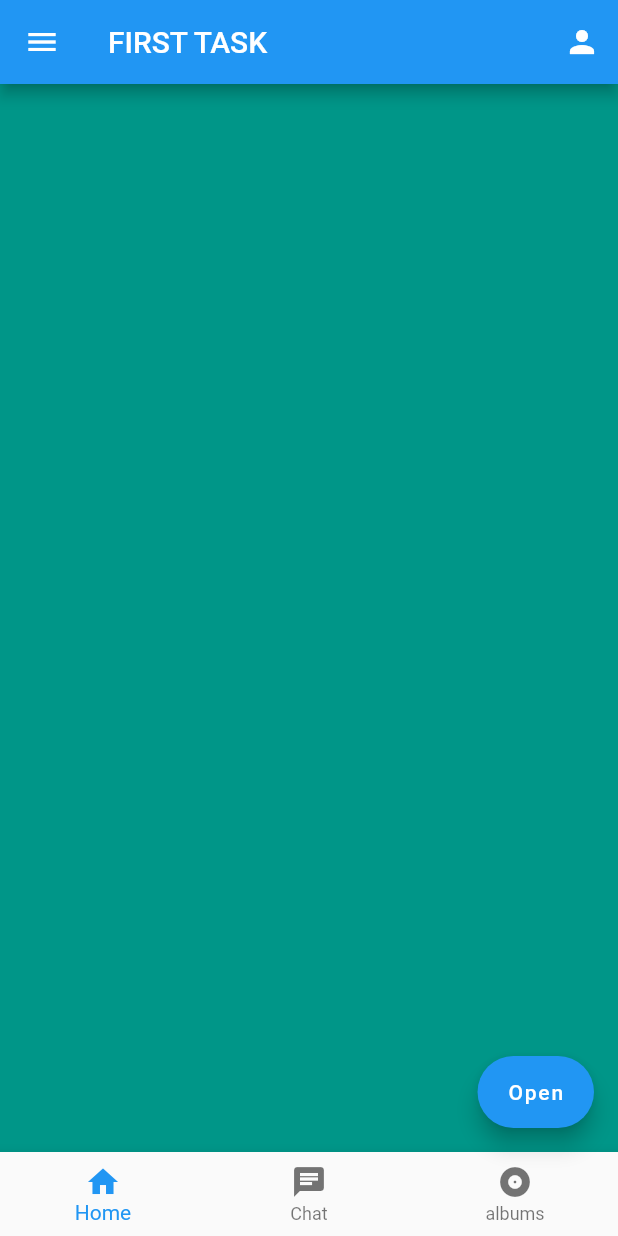
After one commit to YerbolaTadmin/modules, a Flutter app: the screen it shows after launch, on a phone screen of 412 x 824 dp. The commit adds this screen. Run offline on Flutter 3.47's test engine with Material 2 defaults, Android fonts, the phone set to English and light mode, and no system bars.

Commit message:
Uploading module5

```diff
--- /dev/null
+++ b/module5/lib/contains/widgets/app_Bar.dart
@@ -0,0 +1,74 @@
+import 'package:flutter/material.dart';
+import 'package:task5_1/contains/widgets/bottom_nav_bar.dart';
+import 'package:task5_1/contains/widgets/drawer.dart';
+import 'package:task5_1/contains/widgets/end_drawer.dart';
+
+
+class Application_bar_body extends StatefulWidget {
+  const Application_bar_body({super.key});
+
+  @override
+  State<Application_bar_body> createState() => _Application_bar_bodyState();
+}
+
+class _Application_bar_bodyState extends State<Application_bar_body> with SingleTickerProviderStateMixin{
+  final GlobalKey<ScaffoldState> ScaffoldKey = GlobalKey<ScaffoldState>();
+  int _currentIndex = 0;
+  PersistentBottomSheetController? _controller;
+
+  void toggleBottomSheet(){
+    if (_controller == null) {
+      _controller = ScaffoldKey.currentState?.showBottomSheet((context) => Container(
+        height: 200,
+        child: Column(
+          children: [
+            ListTile(
+              leading: Icon(Icons.credit_card),
+              title: Text('Сумма'),
+              trailing: Text('200 руб'),
+              ),
+            Padding(
+              padding: EdgeInsets.fromLTRB(10, 10, 10, 10),
+              child: ElevatedButton(onPressed: () {},
+              child:Text('Оплатить'),
+              style: ElevatedButton.styleFrom(primary: Colors.grey)),
+              )
+            ],
+          )
+        )
+      );
+    } else {
+      _controller!.close();
+      _controller = null;
+    }
+  }
+
+  @override
+  Widget build(BuildContext context) {
+    return Scaffold(
+      backgroundColor: Colors.teal,
+      key: ScaffoldKey,
+        appBar: AppBar(
+          title: Text('FIRST TASK'),
+          actions: [
+            Builder(builder: (context) => IconButton(
+              onPressed: () {
+                onPressed: Scaffold.of(context).openEndDrawer();
+              },
+              icon: Icon(Icons.person)))
+          ],
+        ),
+        drawer: PublicDrawer(),
+
+        endDrawer: PublicEndDrawer(),
+
+        bottomNavigationBar: Bottom_Nav_Bar(),
+
+        floatingActionButton: FloatingActionButton.extended(
+            onPressed: toggleBottomSheet,
+            label: Text('Open'),
+
+      )
+    );
+  }
+}
--- /dev/null
+++ b/module5/lib/contains/widgets/bottom_nav_bar.dart
@@ -0,0 +1,60 @@
+import 'package:flutter/src/widgets/container.dart';
+import 'package:flutter/src/widgets/framework.dart';
+import 'package:flutter/material.dart';
+
+class Bottom_Nav_Bar extends StatefulWidget {
+  const Bottom_Nav_Bar({super.key});
+
+  @override
+  State<Bottom_Nav_Bar> createState() => _Bottom_Nav_BarState();
+}
+
+class _Bottom_Nav_BarState extends State<Bottom_Nav_Bar> with SingleTickerProviderStateMixin{
+  int _currentIndex = 0;
+
+  List<Widget> _tabList = [
+    Container(color: Colors.teal,),
+    Container(color: Colors.purple,),
+    Container(color: Colors.yellow,),
+  ];
+
+  TabController? _tabController;
+
+  @override
+  void initState() {
+    super.initState();
+    _tabController = TabController(vsync: this,length: _tabList.length);
+  }
+
+  @override
+  void dispose() {
+    _tabController?.dispose();
+    super.dispose();
+  }
+
+
+  @override
+  Widget build(BuildContext context) => BottomNavigationBar(
+          currentIndex: _currentIndex,
+          onTap: (currentIndex) {
+            setState(() {
+              _currentIndex = currentIndex;
+            });
+            _tabController?.animateTo(_currentIndex);
+          },
+          items: [
+            BottomNavigationBarItem(
+              icon: Icon(Icons.home),
+              label: "Home",
+              ),
+            BottomNavigationBarItem(
+              icon: Icon(Icons.chat),
+              label: "Chat"),
+            BottomNavigationBarItem(
+              icon: Icon(Icons.album),
+              label: "albums"),
+          ]
+          );
+
+
+}
```
Also changed, not shown: module5/lib/contains/widgets/drawer.dart (added, +53 -0 lines), module5/lib/contains/widgets/end_drawer.dart (added, +29 -0 lines), module5/lib/main.dart (+3 -155 lines).
